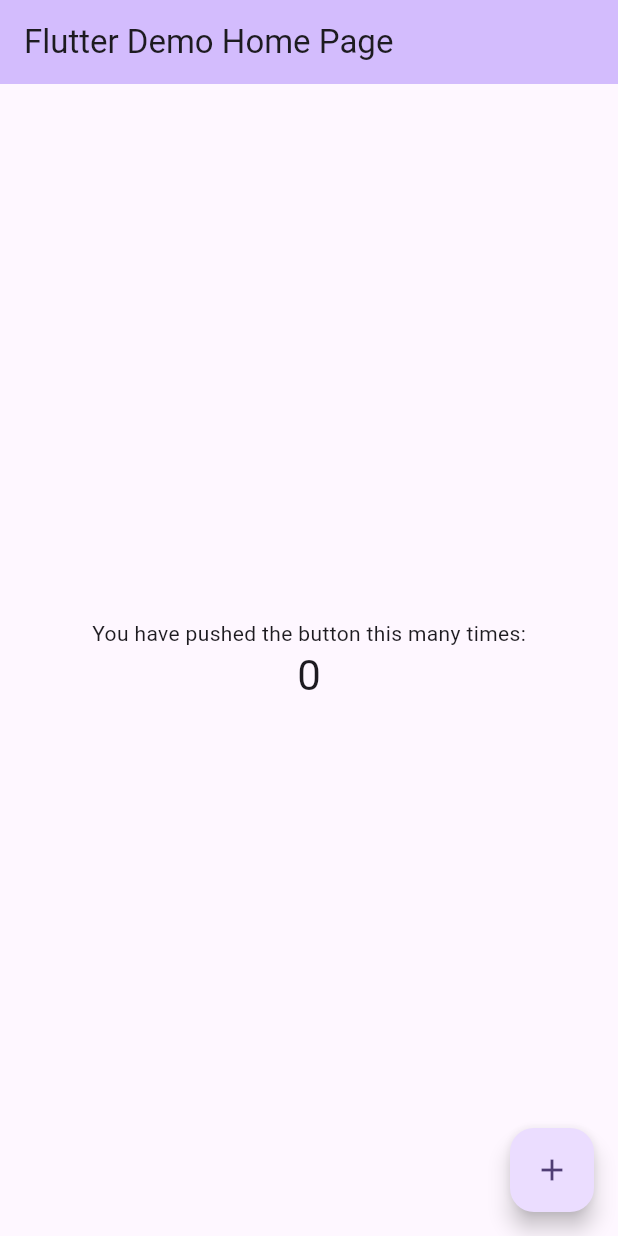
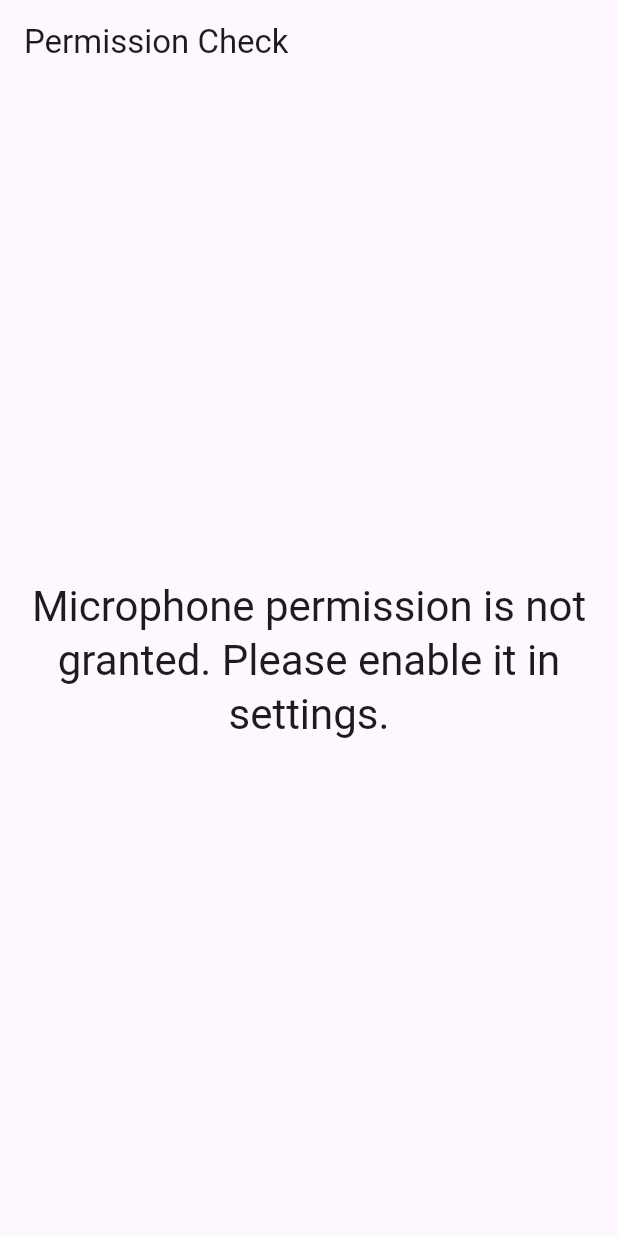
Before and after one commit to william-franco/barcode-scanner-app, a Flutter app: the screen it shows after launch, on a phone screen of 412 x 824 dp. Run offline on Flutter 3.47's test engine with Material 3 defaults, Android fonts, the phone set to English and light mode, and no system bars; our stand-ins replace get_it, go_router, shared_preferences; statements that could not run were skipped.

Commit message:
:white_check_mark: Adicionado feature permission

```diff
--- a/lib/main.dart
+++ b/lib/main.dart
@@ -1,6 +1,11 @@
+import 'package:barcode_scanner_app/src/common/dependency_injectors/dependency_injector.dart';
+import 'package:barcode_scanner_app/src/common/routes/routes.dart';
 import 'package:flutter/material.dart';
 
-void main() {
+Future<void> main() async {
+  WidgetsFlutterBinding.ensureInitialized();
+  dependencyInjector();
+  await initDependencies();
   runApp(const MyApp());
 }
 
@@ -10,116 +15,17 @@ class MyApp extends StatelessWidget {
   // This widget is the root of your application.
   @override
   Widget build(BuildContext context) {
-    return MaterialApp(
-      title: 'Flutter Demo',
-      theme: ThemeData(
-        // This is the theme of your application.
-        //
-        // TRY THIS: Try running your application with "flutter run". You'll see
-        // the application has a purple toolbar. Then, without quitting the app,
-        // try changing the seedColor in the colorScheme below to Colors.green
-        // and then invoke "hot reload" (save your changes or press the "hot
-        // reload" button in a Flutter-supported IDE, or press "r" if you used
-        // the command line to start the app).
-        //
-        // Notice that the counter didn't reset back to zero; the application
-        // state is not lost during the reload. To reset the state, use hot
-        // restart instead.
-        //
-        // This works for code too, not just values: Most code changes can be
-        // tested with just a hot reload.
-        colorScheme: ColorScheme.fromSeed(seedColor: Colors.deepPurple),
+    return MaterialApp.router(
+      title: 'Barcode Scanner App',
+      debugShowCheckedModeBanner: false,
+      theme: ThemeData.light(
         useMaterial3: true,
       ),
-      home: const MyHomePage(title: 'Flutter Demo Home Page'),
+      darkTheme: ThemeData.dark(
+        useMaterial3: true,
+      ),
+      themeMode: ThemeMode.system,
+      routerConfig: Routes.routes,
     );
   }
 }
-
-class MyHomePage extends StatefulWidget {
-  const MyHomePage({super.key, required this.title});
-
-  // This widget is the home page of your application. It is stateful, meaning
-  // that it has a State object (defined below) that contains fields that affect
-  // how it looks.
-
-  // This class is the configuration for the state. It holds the values (in this
-  // case the title) provided by the parent (in this case the App widget) and
-  // used by the build method of the State. Fields in a Widget subclass are
-  // always marked "final".
-
-  final String title;
-
-  @override
-  State<MyHomePage> createState() => _MyHomePageState();
-}
-
-class _MyHomePageState extends State<MyHomePage> {
-  int _counter = 0;
-
-  void _incrementCounter() {
-    setState(() {
-      // This call to setState tells the Flutter framework that something has
-      // changed in this State, which causes it to rerun the build method below
-      // so that the display can reflect the updated values. If we changed
-      // _counter without calling setState(), then the build method would not be
-      // called again, and so nothing would appear to happen.
-      _counter++;
-    });
-  }
-
-  @override
-  Widget build(BuildContext context) {
-    // This method is rerun every time setState is called, for instance as done
-    // by the _incrementCounter method above.
-    //
-    // The Flutter framework has been optimized to make rerunning build methods
-    // fast, so that you can just rebuild anything that needs updating rather
-    // than having to individually change instances of widgets.
-    return Scaffold(
-      appBar: AppBar(
-        // TRY THIS: Try changing the color here to a specific color (to
-        // Colors.amber, perhaps?) and trigger a hot reload to see the AppBar
-        // change color while the other colors stay the same.
-        backgroundColor: Theme.of(context).colorScheme.inversePrimary,
-        // Here we take the value from the MyHomePage object that was created by
-        // the App.build method, and use it to set our appbar title.
-        title: Text(widget.title),
-      ),
-      body: Center(
-        // Center is a layout widget. It takes a single child and positions it
-        // in the middle of the parent.
-        child: Column(
-          // Column is also a layout widget. It takes a list of children and
-          // arranges them vertically. By default, it sizes itself to fit its
-          // children horizontally, and tries to be as tall as its parent.
-          //
-          // Column has various properties to control how it sizes itself and
-          // how it positions its children. Here we use mainAxisAlignment to
-          // center the children vertically; the main axis here is the vertical
-          // axis because Columns are vertical (the cross axis would be
-          // horizontal).
-          //
-          // TRY THIS: Invoke "debug painting" (choose the "Toggle Debug Paint"
-          // action in the IDE, or press "p" in the console), to see the
-          // wireframe for each widget.
-          mainAxisAlignment: MainAxisAlignment.center,
-          children: <Widget>[
-            const Text(
-              'You have pushed the button this many times:',
-            ),
-            Text(
-              '$_counter',
-              style: Theme.of(context).textTheme.headlineMedium,
-            ),
-          ],
-        ),
-      ),
-      floatingActionButton: FloatingActionButton(
-        onPressed: _incrementCounter,
-        tooltip: 'Increment',
-        child: const Icon(Icons.add),
-      ), // This trailing comma makes auto-formatting nicer for build methods.
-    );
-  }
-}
--- a/lib/src/common/routes/routes.dart
+++ b/lib/src/common/routes/routes.dart
@@ -1,11 +1,12 @@
+import 'package:barcode_scanner_app/src/features/permission/routes/permission_routes.dart';
 import 'package:go_router/go_router.dart';
 
 class Routes {
   static final GoRouter routes = GoRouter(
     debugLogDiagnostics: true,
-    // initialLocation: PermissionRoutes.permisson,
+    initialLocation: PermissionRoutes.permisson,
     routes: [
-      // ...PermissionRoutes.routes,
+      ...PermissionRoutes.routes,
       // ...DecibelRoutes.routes,
       // ...SettingRoutes.routes,
     ],
--- /dev/null
+++ b/lib/src/features/permission/models/permission_model.dart
@@ -0,0 +1,7 @@
+class PermissionModel {
+  bool isGranted;
+
+  PermissionModel({
+    this.isGranted = false,
+  });
+}
--- /dev/null
+++ b/lib/src/features/permission/routes/permission_routes.dart
@@ -0,0 +1,16 @@
+import 'package:barcode_scanner_app/src/features/permission/views/permission_view.dart';
+import 'package:flutter/material.dart';
+import 'package:go_router/go_router.dart';
+
+class PermissionRoutes {
+  static const String permisson = '/permission';
+
+  static final List<GoRoute> routes = [
+    GoRoute(
+      path: permisson,
+      pageBuilder: (context, state) => const MaterialPage(
+        child: PermissionView(),
+      ),
+    ),
+  ];
+}
--- /dev/null
+++ b/lib/src/features/permission/views/permission_view.dart
@@ -0,0 +1,61 @@
+import 'package:barcode_scanner_app/src/common/dependency_injectors/dependency_injector.dart';
+import 'package:barcode_scanner_app/src/features/permission/controllers/permission_controller.dart';
+import 'package:barcode_scanner_app/src/features/permission/models/permission_model.dart';
+import 'package:flutter/material.dart';
+import 'package:go_router/go_router.dart';
+
+class PermissionView extends StatefulWidget {
+  const PermissionView({super.key});
+
+  @override
+  State<PermissionView> createState() => _PermissionViewState();
+}
+
+class _PermissionViewState extends State<PermissionView> {
+  late final PermissionController permissionController;
+
+  @override
+  void initState() {
+    super.initState();
+    permissionController = locator<PermissionController>();
+    WidgetsBinding.instance.addPostFrameCallback((duration) {
+      _checkPermissionState();
+    });
+  }
+
+  void _checkPermissionState() {
+    if (permissionController.value.isGranted) {
+      // context.go(DecibelRoutes.decibel);
+    }
+  }
+
+  @override
+  Widget build(BuildContext context) {
+    return Scaffold(
+      appBar: AppBar(
+        centerTitle: false,
+        title: const Text('Permission Check'),
+      ),
+      body: Center(
+        child: ValueListenableBuilder<PermissionModel>(
+          valueListenable: permissionController,
+          builder: (context, model, child) {
+            if (model.isGranted) {
+              return Text(
+                'Permission granted. Navigating...',
+                style: Theme.of(context).textTheme.headlineMedium,
+                textAlign: TextAlign.center,
+              );
+            } else {
+              return Text(
+                'Microphone permission is not granted. Please enable it in settings.',
+                style: Theme.of(context).textTheme.headlineMedium,
+                textAlign: TextAlign.center,
+              );
+            }
+          },
+        ),
+      ),
+    );
+  }
+}
```
Also changed, not shown: lib/src/common/dependency_injectors/dependency_injector.dart (+23 -21 lines), lib/src/features/permission/controllers/permission_controller.dart (added, +26 -0 lines), lib/src/features/permission/repositories/permission_repository.dart (added, +22 -0 lines), 2 other files.
